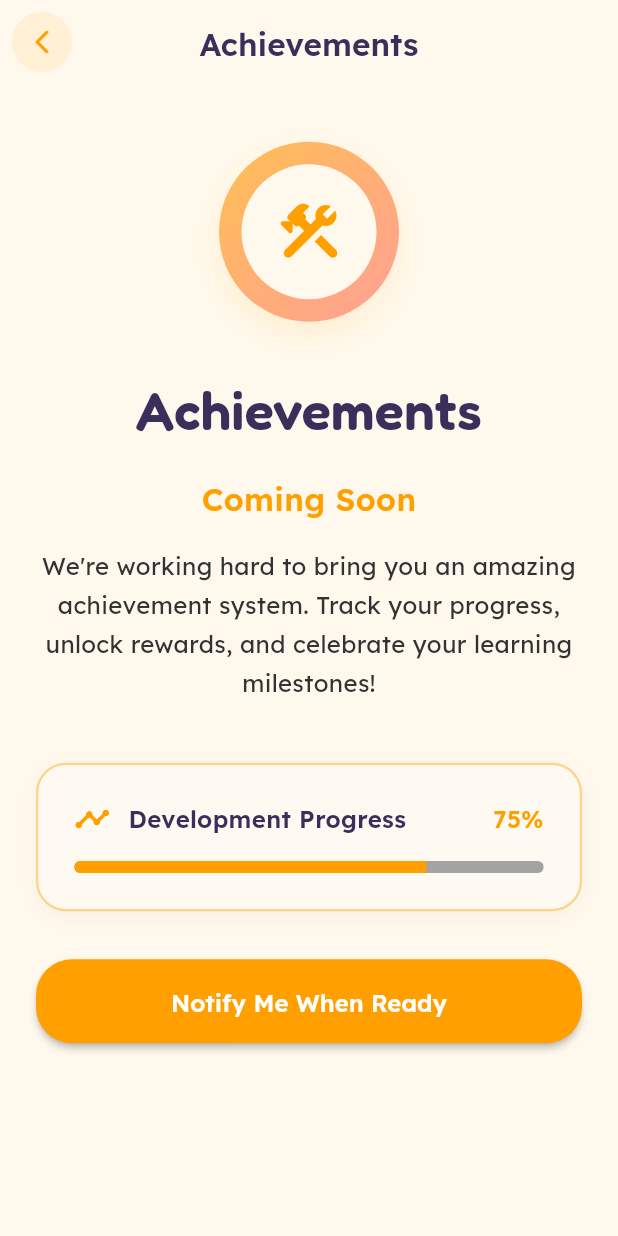
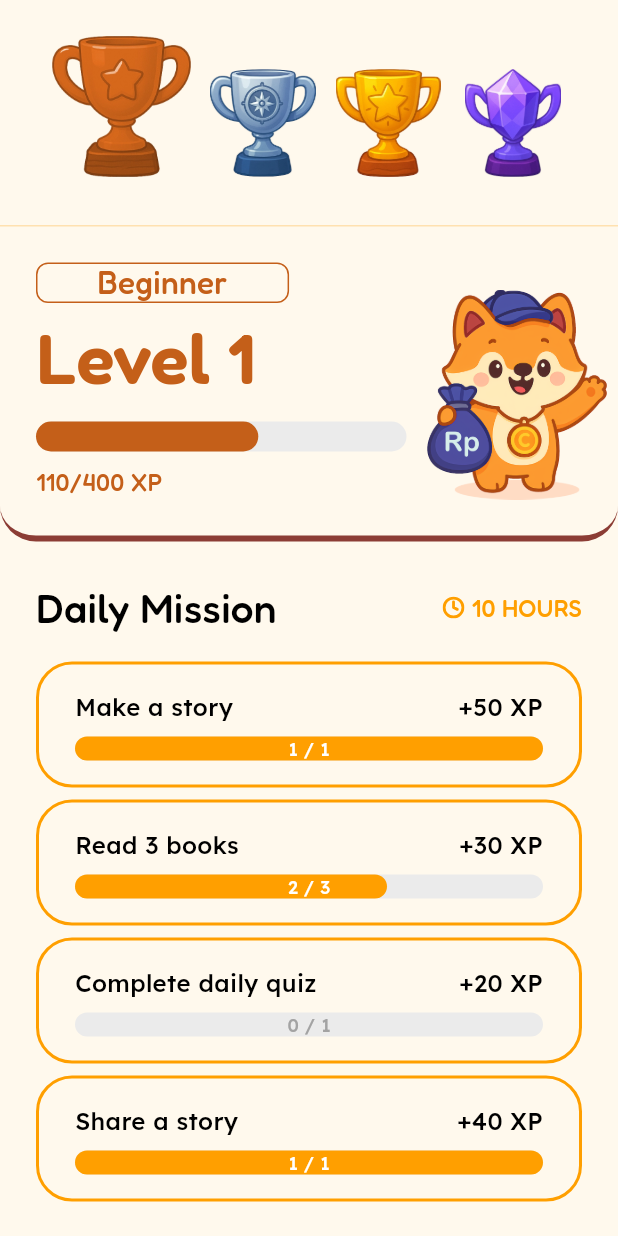
Before and after one commit to hib4/pan-sea-ai-developer-challenge-2025, a Flutter app: the AchievmentPage screen opened directly, on a phone screen of 412 x 824 dp. Run offline on Flutter 3.47's test engine with Material 3 defaults, Android fonts, the light colour scheme and no system bars; our stand-ins replace bloc, dio, firebase_core, flutter_bloc, flutter_secure_storage, flutter_svg and 7 more; missing offline and left inert: device_frame; accounts and stored records are empty; generated files the repository leaves out were written again.

Commit message:
feat: achievement

```diff
--- a/mobile/lib/app/view/app.dart
+++ b/mobile/lib/app/view/app.dart
@@ -5,7 +5,6 @@ import 'package:kanca/core/theme/app_theme.dart';
 import 'package:kanca/features/dashboard/dashboard.dart';
 import 'package:kanca/features/onboarding/onboarding.dart';
 import 'package:kanca/features/story/bloc/story_bloc.dart';
-import 'package:kanca/features/test_page.dart';
 import 'package:kanca/injector/injector.dart';
 import 'package:kanca/l10n/l10n.dart';
 
--- a/mobile/lib/features/achievment/view/achievment_page.dart
+++ b/mobile/lib/features/achievment/view/achievment_page.dart
@@ -1,216 +1,245 @@
 import 'package:flutter/material.dart';
+import 'package:google_fonts/google_fonts.dart';
 import 'package:kanca/core/theme/app_theme.dart';
+import 'package:kanca/features/achievment/widgets/mission_item_widget.dart';
+import 'package:kanca/gen/assets.gen.dart';
+import 'package:kanca/l10n/l10n.dart';
+import 'package:kanca/utils/utils.dart';
 
-class AchievmentPage extends StatelessWidget {
+class AchievmentPage extends StatefulWidget {
   const AchievmentPage({super.key});
 
   @override
+  State<AchievmentPage> createState() => _AchievmentPageState();
+}
+
+class _AchievmentPageState extends State<AchievmentPage> {
+  // Sample mission data
+  final List<Map<String, dynamic>> missions = const [
+    {
+      'title': 'Make a story',
+      'xpReward': '+50 XP',
+      'currentProgress': 1,
+      'totalProgress': 1,
+      'isCompleted': true,
+    },
+    {
+      'title': 'Read 3 books',
+      'xpReward': '+30 XP',
+      'currentProgress': 2,
+      'totalProgress': 3,
+      'isCompleted': false,
+    },
+    {
+      'title': 'Complete daily quiz',
+      'xpReward': '+20 XP',
+      'currentProgress': 0,
+      'totalProgress': 1,
+      'isCompleted': false,
+    },
+    {
+      'title': 'Share a story',
+      'xpReward': '+40 XP',
+      'currentProgress': 1,
+      'totalProgress': 1,
+      'isCompleted': true,
+    },
+  ];
+
+  @override
   Widget build(BuildContext context) {
+    final colors = context.colors;
+    final l10n = context.l10n;
+
     return Scaffold(
-      backgroundColor: context.colors.neutral[500],
-      appBar: AppBar(
-        title: Text(
-          'Achievements',
-          style: context.textTheme.lexendLargeBody.copyWith(
-            color: context.colors.darkAccent[500],
-            fontWeight: FontWeight.w600,
+      backgroundColor: colors.neutral[500],
+      body: SingleChildScrollView(
+        padding: const EdgeInsets.only(bottom: 150),
+        child: Column(
+          children: [
+            Container(
+              padding: EdgeInsets.only(
+                top: MediaQuery.of(context).viewPadding.top + 24,
+                bottom: 24,
+              ),
+              decoration: BoxDecoration(
+                color: colors.neutral[500],
+                border: Border(
+                  bottom: BorderSide(
+                    color: colors.secondary[800]!,
+                    width: 4,
                   ),
                 ),
-        backgroundColor: context.colors.neutral[500],
-        elevation: 0,
-        centerTitle: true,
-        iconTheme: IconThemeData(
-          color: context.colors.darkAccent[500],
+                borderRadius: const BorderRadius.only(
+                  bottomLeft: Radius.circular(24),
+                  bottomRight: Radius.circular(24),
                 ),
               ),
-      body: Center(
-        child: Padding(
-          padding: const EdgeInsets.only(left: 24, right: 24, bottom: 90),
               child: Column(
-            mainAxisAlignment: MainAxisAlignment.center,
+                crossAxisAlignment: CrossAxisAlignment.start,
                 children: [
-              // Animated progress indicator
-              Container(
-                width: 120,
-                height: 120,
-                decoration: BoxDecoration(
-                  shape: BoxShape.circle,
-                  gradient: LinearGradient(
-                    colors: [
-                      context.colors.primary[300]!,
-                      context.colors.secondary[300]!,
-                    ],
-                    begin: Alignment.topLeft,
-                    end: Alignment.bottomRight,
+                  Padding(
+                    padding: const EdgeInsets.symmetric(horizontal: 34),
+                    child: Row(
+                      mainAxisAlignment: MainAxisAlignment.spaceBetween,
+                      crossAxisAlignment: CrossAxisAlignment.end,
+                      children: [
+                        Assets.icons.throphyBronze.image(
+                          width: 94,
+                          height: 94,
                         ),
-                  boxShadow: [
-                    BoxShadow(
-                      color: context.colors.primary[200]!.withOpacity(0.3),
-                      blurRadius: 20,
-                      offset: const Offset(0, 8),
+                        Assets.icons.throphySilver.image(
+                          width: 72,
+                          height: 72,
+                        ),
+                        Assets.icons.throphyGold.image(
+                          width: 72,
+                          height: 72,
+                        ),
+                        Assets.icons.throphyPlatinum.image(
+                          width: 72,
+                          height: 72,
                         ),
                       ],
                     ),
-                child: Center(
+                  ),
+                  32.vertical,
+                  Divider(
+                    color: colors.primary[100],
+                    thickness: 1,
+                    height: 1,
+                  ),
+                  24.vertical,
+                  Row(
+                    crossAxisAlignment: CrossAxisAlignment.end,
+                    children: [
+                      Column(
+                        crossAxisAlignment: CrossAxisAlignment.start,
+                        children: [
+                          Container(
+                            padding: const EdgeInsets.symmetric(horizontal: 40),
+                            decoration: BoxDecoration(
+                              border: Border.all(
+                                color: const Color(0XFFC45F19),
+                              ),
+                              borderRadius: BorderRadius.circular(8),
+                            ),
+                            child: Text(
+                              l10n.achievementBeginner,
+                              style: GoogleFonts.fredoka(
+                                color: const Color(0XFFC45F19),
+                                fontSize: 21,
+                                fontWeight: FontWeight.w500,
+                                height: 1.2,
+                              ),
+                            ),
+                          ),
+                          Text(
+                            l10n.achievementLevel(1),
+                            style: GoogleFonts.fredoka(
+                              color: const Color(0XFFC45F19),
+                              fontSize: 47,
+                              fontWeight: FontWeight.w600,
+                              height: 1.5,
+                            ),
+                          ),
+                          8.vertical,
+                          Container(
+                            width: 247,
+                            height: 20,
+                            decoration: BoxDecoration(
+                              color: colors.grey[50],
+                              borderRadius: BorderRadius.circular(24),
+                            ),
+                            child: FractionallySizedBox(
+                              alignment: Alignment.centerLeft,
+                              widthFactor: 0.6,
                               child: Container(
-                    width: 90,
-                    height: 90,
                                 decoration: BoxDecoration(
-                      shape: BoxShape.circle,
-                      color: context.colors.neutral[500],
-                    ),
-                    child: Icon(
-                      Icons.construction_rounded,
-                      size: 48,
-                      color: context.colors.primary[500],
+                                  color: const Color(0XFFC45F19),
+                                  borderRadius: BorderRadius.circular(24),
                                 ),
                               ),
                             ),
                           ),
-
-              const SizedBox(height: 32),
-
-              // Title
+                          8.vertical,
                           Text(
-                'Achievements',
-                style: context.textTheme.h4.copyWith(
-                  color: context.colors.darkAccent[500],
-                  fontWeight: FontWeight.w600,
-                ),
-                textAlign: TextAlign.center,
-              ),
-
-              const SizedBox(height: 16),
-
-              // Subtitle
-              Text(
-                'Coming Soon',
-                style: context.textTheme.lexendLargeBody.copyWith(
-                  color: context.colors.primary[500],
-                  fontWeight: FontWeight.w600,
-                ),
-                textAlign: TextAlign.center,
-              ),
-
-              const SizedBox(height: 16),
-
-              // Description
-              Text(
-                "We're working hard to bring you an amazing achievement system. Track your progress, unlock rewards, and celebrate your learning milestones!",
-                style: context.textTheme.lexendBody.copyWith(
-                  color: context.colors.grey[600],
-                  height: 1.6,
-                ),
-                textAlign: TextAlign.center,
-              ),
-
-              const SizedBox(height: 40),
-
-              // Progress indicator with text
-              Container(
-                padding: const EdgeInsets.all(24),
-                decoration: BoxDecoration(
-                  color: context.colors.neutral[400],
-                  borderRadius: BorderRadius.circular(20),
-                  border: Border.all(
-                    color: context.colors.primary[200]!,
-                    width: 1.5,
-                  ),
-                  boxShadow: [
-                    BoxShadow(
-                      color: context.colors.grey[200]!.withOpacity(0.1),
-                      blurRadius: 10,
-                      offset: const Offset(0, 4),
-                    ),
-                  ],
-                ),
-                child: Column(
-                  children: [
-                    Row(
-                      children: [
-                        Icon(
-                          Icons.timeline_rounded,
-                          color: context.colors.primary[500],
-                          size: 24,
-                        ),
-                        const SizedBox(width: 12),
-                        Expanded(
-                          child: Text(
-                            'Development Progress',
-                            style: context.textTheme.lexendBody.copyWith(
-                              color: context.colors.darkAccent[500],
-                              fontWeight: FontWeight.w600,
-                            ),
-                          ),
-                        ),
-                        Text(
-                          '75%',
-                          style: context.textTheme.lexendBody.copyWith(
-                            color: context.colors.primary[500],
-                            fontWeight: FontWeight.w600,
+                            l10n.achievementXP(110, 400),
+                            style: GoogleFonts.fredoka(
+                              color: const Color(0XFFC45F19),
+                              fontSize: 16,
+                              fontWeight: FontWeight.w500,
+                              height: 1.5,
                             ),
                           ),
                         ],
                       ),
-                    const SizedBox(height: 16),
-                    ClipRRect(
-                      borderRadius: BorderRadius.circular(8),
-                      child: LinearProgressIndicator(
-                        value: 0.75,
-                        backgroundColor: context.colors.grey[200],
-                        valueColor: AlwaysStoppedAnimation<Color>(
-                          context.colors.primary[500]!,
+                      4.horizontal,
+                      Assets.icons.kanca.image(
+                        width: 140,
+                        height: 140,
                       ),
-                        minHeight: 8,
+                    ],
+                  ).withPadding(left: 24),
+                ],
+              ),
+            ),
+            24.vertical,
+            Row(
+              mainAxisAlignment: MainAxisAlignment.spaceBetween,
+              children: [
+                Text(
+                  l10n.achievementDailyMission,
+                  style: GoogleFonts.fredoka(
+                    color: Colors.black,
+                    fontSize: 27,
+                    fontWeight: FontWeight.w500,
+                    height: 1.5,
+                  ),
+                ),
+                Row(
+                  children: [
+                    Assets.icons.clock.svg(
+                      width: 16,
+                      height: 16,
+                    ),
+                    4.horizontal,
+                    Text(
+                      l10n.achievementTimeRemaining(10),
+                      style: GoogleFonts.fredoka(
+                        color: colors.primary[500],
+                        fontSize: 16,
+                        fontWeight: FontWeight.w500,
+                        height: 1.5,
                       ),
                     ),
                   ],
                 ),
+              ],
+            ).withPadding(horizontal: 24),
+            16.vertical,
+            ListView.builder(
+              padding: const EdgeInsets.symmetric(horizontal: 24),
+              physics: const NeverScrollableScrollPhysics(),
+              shrinkWrap: true,
+              itemCount: missions.length,
+              itemBuilder: (context, index) {
+                final mission = missions[index];
+                return Padding(
+                  padding: EdgeInsets.only(
+                    bottom: missions.length - 1 == index ? 0 : 8,
                   ),
-
-              const SizedBox(height: 32),
-
-              // Action button
-              SizedBox(
-                width: double.infinity,
-                child: ElevatedButton(
-                  onPressed: () {
-                    ScaffoldMessenger.of(context).showSnackBar(
-                      SnackBar(
-                        content: Text(
-                          "We'll notify you when achievements are ready!",
-                          style: context.textTheme.lexendBody.copyWith(
-                            color: Colors.white,
-                          ),
-                        ),
-                        backgroundColor: context.colors.primary[500],
-                        behavior: SnackBarBehavior.floating,
-                        shape: RoundedRectangleBorder(
-                          borderRadius: BorderRadius.circular(12),
-                        ),
+                  child: MissionItemWidget(
+                    title: mission['title'] as String,
+                    xpReward: mission['xpReward'] as String,
+                    currentProgress: mission['currentProgress'] as int,
+                    totalProgress: mission['totalProgress'] as int,
+                    isCompleted: mission['isCompleted'] as bool,
                   ),
                 );
               },
-                  style: ElevatedButton.styleFrom(
-                    backgroundColor: context.colors.primary[500],
-                    foregroundColor: Colors.white,
-                    padding: const EdgeInsets.symmetric(vertical: 16),
-                    shape: RoundedRectangleBorder(
-                      borderRadius: BorderRadius.circular(24),
-                    ),
-                    elevation: 2,
-                  ),
-                  child: Text(
-                    'Notify Me When Ready',
-                    style: context.textTheme.lexendBody.copyWith(
-                      color: Colors.white,
-                      fontWeight: FontWeight.w600,
-                    ),
-                  ),
-                ),
             ),
           ],
-          ),
         ),
       ),
     );
--- /dev/null
+++ b/mobile/lib/features/achievment/widgets/mission_item_widget.dart
@@ -0,0 +1,98 @@
+import 'package:flutter/material.dart';
+import 'package:kanca/core/theme/app_theme.dart';
+import 'package:kanca/gen/assets.gen.dart';
+import 'package:kanca/utils/utils.dart';
+
+class MissionItemWidget extends StatelessWidget {
+  const MissionItemWidget({
+    required this.title,
+    required this.xpReward,
+    required this.currentProgress,
+    required this.totalProgress,
+    required this.isCompleted,
+    super.key,
+  });
+
+  final String title;
+  final String xpReward;
+  final int currentProgress;
+  final int totalProgress;
+  final bool isCompleted;
+
+  @override
+  Widget build(BuildContext context) {
+    final colors = context.colors;
+    final textTheme = context.textTheme;
+    final progressFactor = currentProgress / totalProgress;
+
+    return Container(
+      padding: const EdgeInsets.symmetric(
+        horizontal: 24,
+        vertical: 16,
+      ),
+      decoration: BoxDecoration(
+        border: Border.all(
+          width: 2,
+          color: colors.primary[500]!,
+        ),
+        borderRadius: BorderRadius.circular(24),
+      ),
+      child: Column(
+        children: [
+          Row(
+            mainAxisAlignment: MainAxisAlignment.spaceBetween,
+            children: [
+              Text(
+                title,
+                style: textTheme.lexendBody.copyWith(
+                  fontWeight: FontWeight.w500,
+                ),
+              ),
+              Text(
+                xpReward,
+                style: textTheme.lexendBody.copyWith(
+                  fontWeight: FontWeight.w500,
+                ),
+              ),
+            ],
+          ),
+          8.vertical,
+          Container(
+            width: double.infinity,
+            height: 16,
+            decoration: BoxDecoration(
+              color: colors.grey[50],
+              borderRadius: BorderRadius.circular(24),
+            ),
+            child: Stack(
+              children: [
+                FractionallySizedBox(
+                  alignment: Alignment.centerLeft,
+                  widthFactor: progressFactor,
+                  child: Container(
+                    decoration: BoxDecoration(
+                      color: colors.primary[500],
+                      borderRadius: BorderRadius.circular(24),
+                    ),
+                  ),
+                ),
+                Center(
+                  child: Text(
+                    '$currentProgress / $totalProgress',
+                    style: textTheme.lexendCaption.copyWith(
+                      color: currentProgress / totalProgress > 0.5
+                          ? Colors.white
+                          : colors.grey[200],
+                      fontWeight: FontWeight.w500,
+                      height: 1.2,
+                    ),
+                  ),
+                ),
+              ],
+            ),
+          ),
+        ],
+      ),
+    );
+  }
+}
--- a/mobile/lib/features/dashboard/view/dashboard_page.dart
+++ b/mobile/lib/features/dashboard/view/dashboard_page.dart
@@ -87,8 +87,8 @@ class _DashboardPageState extends State<DashboardPage> {
             right: 0,
             child: ClipRRect(
               borderRadius: const BorderRadius.only(
-                topLeft: Radius.circular(100),
-                topRight: Radius.circular(100),
+                topLeft: Radius.circular(110),
+                topRight: Radius.circular(110),
               ),
               child: BackdropFilter(
                 blendMode: BlendMode.screen,
@@ -117,7 +117,7 @@ class _DashboardPageState extends State<DashboardPage> {
             ),
           ),
           Positioned(
-            bottom: MediaQuery.of(context).viewPadding.bottom + 40,
+            bottom: MediaQuery.of(context).viewPadding.bottom + 37,
             left: 0,
             right: 0,
             child: InkWell(
@@ -126,8 +126,8 @@ class _DashboardPageState extends State<DashboardPage> {
               },
               child: Center(
                 child: Assets.images.generateStory.image(
-                  width: 65,
-                  height: 65,
+                  width: 67,
+                  height: 67,
                 ),
               ),
             ),
--- a/mobile/lib/features/home/view/home_page.dart
+++ b/mobile/lib/features/home/view/home_page.dart
@@ -26,6 +26,7 @@ class _HomePageState extends State<HomePage> {
   Widget build(BuildContext context) {
     final colors = context.colors;
     final textTheme = context.textTheme;
+
     return Scaffold(
       body: Padding(
         padding: EdgeInsets.only(
@@ -172,13 +173,13 @@ class StoryCard extends StatelessWidget {
                 child: Container(
                   decoration: BoxDecoration(
                     color: Colors.white,
-                    borderRadius: BorderRadius.only(
+                    borderRadius: const BorderRadius.only(
                       topRight: Radius.circular(10),
                       bottomRight: Radius.circular(10),
                     ),
                     boxShadow: [
                       BoxShadow(
-                        color: Color(0XFF373737).withOpacity(0.3),
+                        color: const Color(0XFF373737).withOpacity(0.3),
                         blurRadius: 4,
                         offset: const Offset(3, 3),
                       ),
--- a/mobile/lib/l10n/arb/app_en.arb
+++ b/mobile/lib/l10n/arb/app_en.arb
@@ -83,5 +83,10 @@
   "meaningTitle": "Meaning",
   "reallifeTitle": "Real-life Example",
   "homeButton": "Home",
-  "newStoryButton": "New Story"
+  "newStoryButton": "New Story",
+  "achievementBeginner": "Beginner",
+  "achievementLevel": "Level {level}",
+  "achievementXP": "{current}/{total} XP",
+  "achievementDailyMission": "Daily Mission",
+  "achievementTimeRemaining": "{hours} HOURS"
 }
--- a/mobile/lib/l10n/arb/app_id.arb
+++ b/mobile/lib/l10n/arb/app_id.arb
@@ -83,5 +83,10 @@
   "meaningTitle": "Makna",
   "reallifeTitle": "Contoh Nyata",
   "homeButton": "Beranda",
-  "newStoryButton": "Cerita Baru"
+  "newStoryButton": "Cerita Baru",
+  "achievementBeginner": "Pemula",
+  "achievementLevel": "Level {level}",
+  "achievementXP": "{current}/{total} XP",
+  "achievementDailyMission": "Misi Harian",
+  "achievementTimeRemaining": "{hours} JAM"
 }
--- a/mobile/lib/utils/layout/layout.dart
+++ b/mobile/lib/utils/layout/layout.dart
@@ -4,8 +4,10 @@ import 'package:flutter/widgets.dart';
 extension WidgetPaddingExtension on Widget {
   /// Adds padding to the widget.
   ///
-  /// [left], [top], [right], [bottom] and [all] are optional parameters to specify the padding values.
+  /// [left], [top], [right], [bottom], [all], [horizontal], and [vertical] are optional parameters to specify the padding values.
   /// If [padding] is provided, it will be used instead of individual values.
+  /// [horizontal] applies to both left and right padding.
+  /// [vertical] applies to both top and bottom padding.
   ///
   /// Returns a [Padding] widget with the specified padding and the original widget as its child.
   Widget withPadding({
@@ -14,14 +16,17 @@ extension WidgetPaddingExtension on Widget {
     double? right,
     double? bottom,
     double? all,
+    double? horizontal,
+    double? vertical,
     EdgeInsetsGeometry? padding,
   }) {
-    final finalPadding = padding ??
+    final finalPadding =
+        padding ??
         EdgeInsets.fromLTRB(
-          left ?? all ?? 0.0,
-          top ?? all ?? 0.0,
-          right ?? all ?? 0.0,
-          bottom ?? all ?? 0.0,
+          left ?? horizontal ?? all ?? 0.0,
+          top ?? vertical ?? all ?? 0.0,
+          right ?? horizontal ?? all ?? 0.0,
+          bottom ?? vertical ?? all ?? 0.0,
         );
 
     return Padding(
@@ -32,8 +37,10 @@ extension WidgetPaddingExtension on Widget {
 
   /// Adds margin to the widget.
   ///
-  /// [left], [top], [right], [bottom] and [all] are optional parameters to specify the margin values.
+  /// [left], [top], [right], [bottom], [all], [horizontal], and [vertical] are optional parameters to specify the margin values.
   /// If [margin] is provided, it will be used instead of individual values.
+  /// [horizontal] applies to both left and right margin.
+  /// [vertical] applies to both top and bottom margin.
   ///
   /// Returns a [Container] widget with the specified margin and the original widget as its child.
   Widget withMargin({
@@ -42,14 +49,17 @@ extension WidgetPaddingExtension on Widget {
     double? right,
     double? bottom,
     double? all,
+    double? horizontal,
+    double? vertical,
     EdgeInsetsGeometry? margin,
   }) {
-    final finalMargin = margin ??
+    final finalMargin =
+        margin ??
         EdgeInsets.fromLTRB(
-          left ?? all ?? 0.0,
-          top ?? all ?? 0.0,
-          right ?? all ?? 0.0,
-          bottom ?? all ?? 0.0,
+          left ?? horizontal ?? all ?? 0.0,
+          top ?? vertical ?? all ?? 0.0,
+          right ?? horizontal ?? all ?? 0.0,
+          bottom ?? vertical ?? all ?? 0.0,
         );
 
     return Container(
```
Also changed, not shown: mobile/assets/icons/clock.svg (added), mobile/assets/icons/throphy_bronze.webp (added), mobile/assets/icons/throphy_gold.webp (added), mobile/assets/icons/throphy_platinum.webp (added), mobile/assets/icons/throphy_silver.webp (added). Lines whose indentation alone changed are shown as unchanged.
